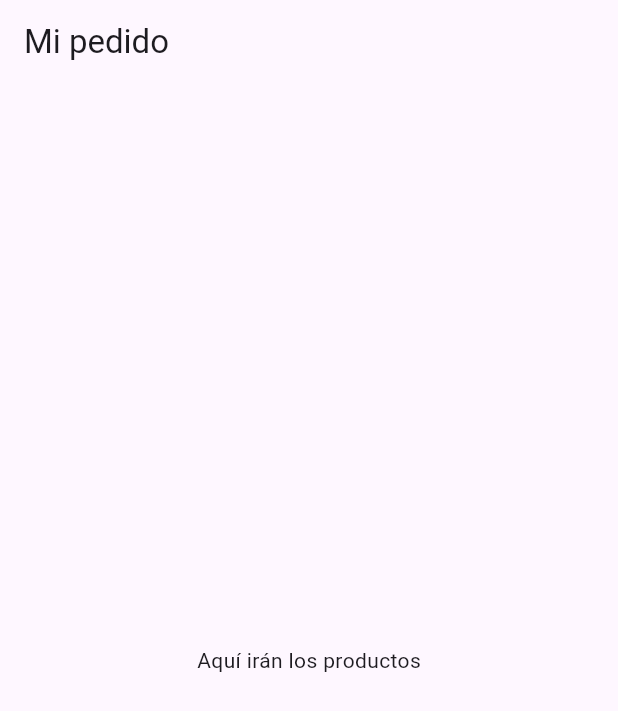
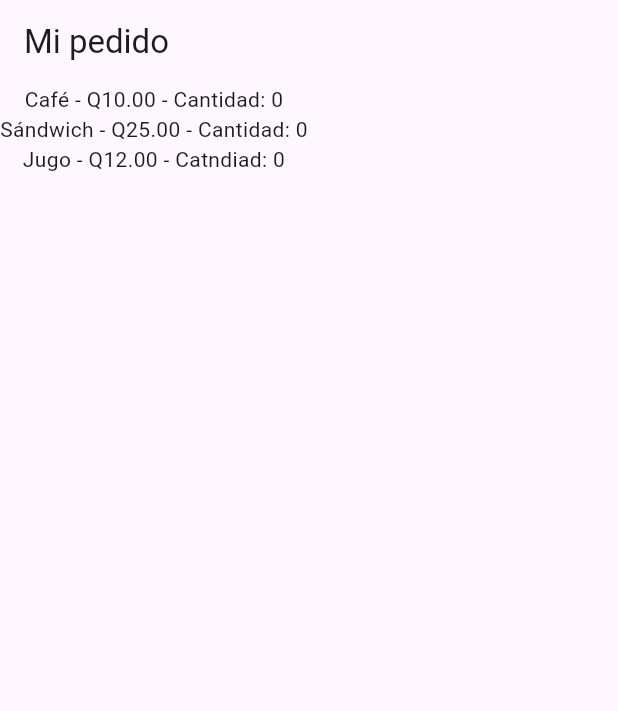
Before and after one commit to jjemd101191/pdm2026-202208011, a Flutter app: the screen it shows after launch, on a phone screen of 412 x 824 dp. Shown: the top 711 px of the screen. Run offline on Flutter 3.47's test engine with Material 3 defaults, Android fonts, the phone set to English and light mode, and no system bars.

Commit message:
Estructura limpia y variables

```diff
--- a/laboratorios/cafeteria/lib/main.dart
+++ b/laboratorios/cafeteria/lib/main.dart
@@ -15,15 +15,40 @@ class CafeteriaApp extends StatelessWidget {
   }
 }
 
-class PantallaPedido extends StatelessWidget {
+class PantallaPedido extends StatefulWidget {
   const PantallaPedido({super.key});
+
+  @override
+  State<PantallaPedido> createState() => _PantallaPedidoState();
+}
+
+class _PantallaPedidoState extends State<PantallaPedido> {
+  int cantidadCafe = 0;
+  int cantidadSandwich = 0;
+  int cantidadJugo = 0;
+
+  Widget _filtaEstatica(String nombre, String precio) {
+    return Padding(
+      padding: const EdgeInsets.symmetric(vertical: 8),
+      child: Row(
+        children: [
+          Expanded(child: Text(nombre)),
+          Text(precio),
+        ],
+      ),
+    );
+  }
 
   @override
   Widget build(BuildContext context) {
     return Scaffold(
       appBar: AppBar(title: const Text('Mi pedido')),
-      body: const Center(
-        child: Text('Aquí irán los productos'),
+      body: Column(
+        children: [
+          Text('Café - Q10.00 - Cantidad: $cantidadCafe'),
+          Text('Sándwich - Q25.00 - Cantidad: $cantidadSandwich'),
+          Text('Jugo - Q12.00 - Catndiad: $cantidadJugo'),
+        ],
       ),
     );
   }
```
Also changed, not shown: entregas/inkash/lib/main.dart (+53 -0 lines), entregas/S06/Screenshot 2026-08-06 101803.png (added).
